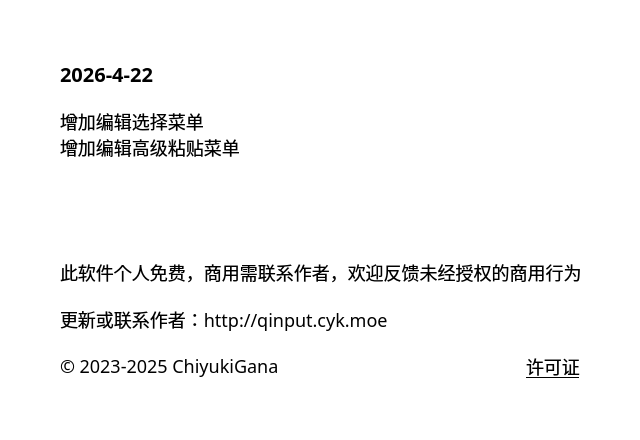
First picture: the form in source/ui/AboutUi.ui, repository ChiyukiGana/Quickinput, before the edit.
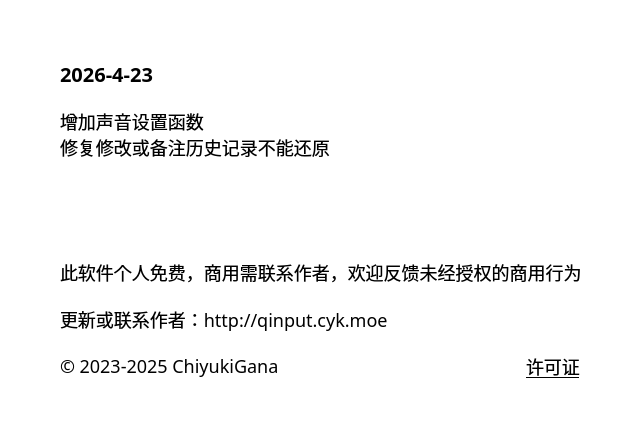
Second picture: the form after the edit.

Patch:
```diff
--- a/source/ui/AboutUi.ui
+++ b/source/ui/AboutUi.ui
@@ -69,7 +69,7 @@
       <string notr="true">font-size:20px</string>
      </property>
      <property name="text">
-      <string>2026-4-22</string>
+      <string>2026-4-23</string>
      </property>
      <property name="textFormat">
       <enum>Qt::TextFormat::PlainText</enum>
@@ -85,8 +85,8 @@
       </sizepolicy>
      </property>
      <property name="text">
-      <string>增加编辑选择菜单
-增加编辑高级粘贴菜单</string>
+      <string>增加声音设置函数
+修复修改或备注历史记录不能还原</string>
      </property>
      <property name="textFormat">
       <enum>Qt::TextFormat::PlainText</enum>
```
